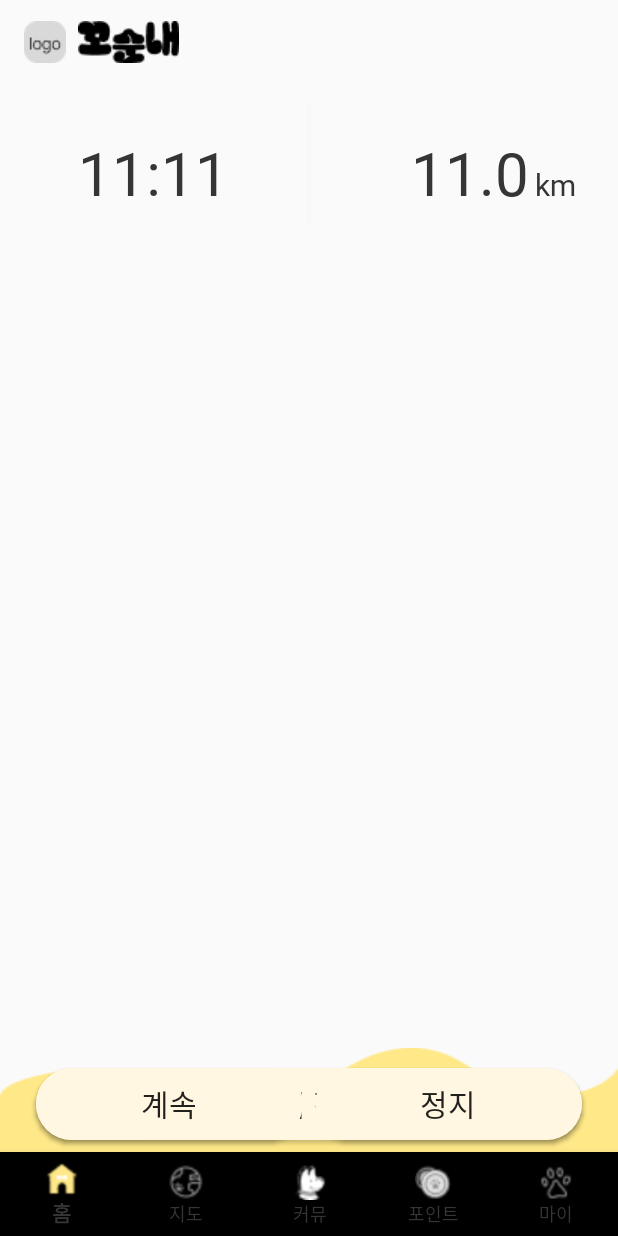
After one commit to Kkosunae/android, an Android app: the fragment HomeMainBannerFragment placed in its activity, on a phone screen of 412 x 824 dp. The commit adds this screen. Run offline under Robolectric (Android 15) with nearby library versions, the phone set to English and light mode, and no system bars; libraries missing offline, so code that uses them is left out: com.kakao.sdk.

Commit message:
[KKO-212] add main banner state

```diff
--- a/app/src/main/java/com/kkosunae/view/activity/MainActivity.kt
+++ b/app/src/main/java/com/kkosunae/view/activity/MainActivity.kt
@@ -30,7 +30,6 @@ class MainActivity : AppCompatActivity() {
         setSupportActionBar(binding.mainToolbar)
         initObserver()
         initBottomNavigation()
-
     }
     private fun initObserver() {
         mainViewModel.getCurrentTab().observe(this, Observer {it ->
--- /dev/null
+++ b/app/src/main/java/com/kkosunae/view/fragment/HomeMainBannerFragment.kt
@@ -0,0 +1,22 @@
+package com.kkosunae.view.fragment
+
+import android.os.Bundle
+import android.view.LayoutInflater
+import android.view.View
+import android.view.ViewGroup
+import androidx.fragment.app.Fragment
+import com.kkosunae.databinding.FragmentPointBinding
+import com.kkosunae.databinding.ViewHomeMainStartState1Binding
+
+class HomeMainBannerFragment : Fragment() {
+    lateinit var binding: ViewHomeMainStartState1Binding
+
+    override fun onCreateView(
+        inflater: LayoutInflater,
+        container: ViewGroup?,
+        savedInstanceState: Bundle?
+    ): View? {
+        binding = ViewHomeMainStartState1Binding.inflate(inflater)
+        return binding.root
+    }
+}
--- /dev/null
+++ b/app/src/main/java/com/kkosunae/view/fragment/HomeMainBannerFragmentDefault.kt
@@ -0,0 +1,42 @@
+package com.kkosunae.view.fragment
+
+import android.os.Bundle
+import android.util.Log
+import android.view.LayoutInflater
+import android.view.View
+import android.view.ViewGroup
+import androidx.fragment.app.Fragment
+import com.kkosunae.R
+import com.kkosunae.databinding.FragmentPointBinding
+import com.kkosunae.databinding.ViewHomeMainStartBinding
+import com.kkosunae.databinding.ViewHomeMainStartState1Binding
+
+class HomeMainBannerFragmentDefault : Fragment(), View.OnClickListener {
+    lateinit var binding: ViewHomeMainStartBinding
+
+    override fun onCreateView(
+        inflater: LayoutInflater,
+        container: ViewGroup?,
+        savedInstanceState: Bundle?
+    ): View? {
+        binding = ViewHomeMainStartBinding.inflate(inflater)
+        binding.tvHomeMainStart.setOnClickListener(this)
+
+        return binding.root
+    }
+    override fun onClick(v: View?) {
+        when(v?.id) {
+            R.id.tv_home_main_start -> {
+                initMainBanner(1)
+            }
+        }
+    }
+    private fun initMainBanner(state : Int) {
+        if (state == 0) {
+            parentFragmentManager.beginTransaction().replace(R.id.home_main_container, HomeMainBannerFragmentDefault()).commit()
+        } else {
+            parentFragmentManager.beginTransaction().replace(R.id.home_main_container, HomeMainBannerFragment()).commit()
+        }
+    }
+
+}
--- /dev/null
+++ b/app/src/main/res/drawable/bg_stroke_round.xml
@@ -0,0 +1,6 @@
+<?xml version="1.0" encoding="utf-8"?>
+<shape xmlns:android="http://schemas.android.com/apk/res/android">
+    <stroke android:color="@color/colorCream"/>
+    <corners android:radius="38dp"/>
+    <solid android:color="@color/colorCream"/>
+</shape>
--- /dev/null
+++ b/app/src/main/res/drawable/home_mainbanner_background_state.xml
@@ -0,0 +1,7 @@
+<?xml version="1.0" encoding="utf-8"?>
+<layer-list xmlns:android="http://schemas.android.com/apk/res/android" >
+    <item
+        android:drawable="@drawable/home_mainbanner_background_bottom"
+        android:gravity="bottom"
+        />
+</layer-list>
--- /dev/null
+++ b/app/src/main/res/layout/view_home_main_start_state1.xml
@@ -0,0 +1,119 @@
+<?xml version="1.0" encoding="utf-8"?>
+<androidx.constraintlayout.widget.ConstraintLayout
+    xmlns:android="http://schemas.android.com/apk/res/android"
+    xmlns:app="http://schemas.android.com/apk/res-auto"
+    android:id="@+id/home_main_fragment_state1"
+    android:layout_width="match_parent"
+    android:layout_height="match_parent"
+    android:background="@drawable/home_mainbanner_background_state"
+    >
+    <TextView
+        android:id="@+id/home_main_hour_tv"
+        android:layout_width="wrap_content"
+        android:layout_height="wrap_content"
+        app:layout_constraintStart_toStartOf="parent"
+        app:layout_constraintTop_toTopOf="parent"
+        app:layout_constraintEnd_toStartOf="@+id/home_main_colon_tv"
+        android:layout_marginTop="32dp"
+        app:layout_constraintHorizontal_chainStyle="packed"
+        android:text="11"
+        style="@style/BoldText40Black"
+        />
+    <TextView
+        android:id="@+id/home_main_colon_tv"
+        android:layout_width="wrap_content"
+        android:layout_height="wrap_content"
+        app:layout_constraintStart_toEndOf="@+id/home_main_hour_tv"
+        app:layout_constraintTop_toTopOf="parent"
+        app:layout_constraintEnd_toStartOf="@+id/home_main_min_tv"
+        android:layout_marginTop="32dp"
+        android:text=":"
+        style="@style/BoldText40Black"
+        />
+    <TextView
+        android:id="@+id/home_main_min_tv"
+        android:layout_width="wrap_content"
+        android:layout_height="wrap_content"
+        app:layout_constraintStart_toEndOf="@+id/home_main_colon_tv"
+        app:layout_constraintTop_toTopOf="parent"
+        app:layout_constraintEnd_toStartOf="@+id/home_main_state_line"
+        android:layout_marginTop="32dp"
+        style="@style/BoldText40Black"
+        android:text="11"
+        />
+    <ImageView
+        android:id="@+id/home_main_state_line"
+        android:layout_width="wrap_content"
+        android:layout_height="wrap_content"
+        android:src="@drawable/home_main_state_line"
+        app:layout_constraintStart_toStartOf="parent"
+        app:layout_constraintEnd_toEndOf="parent"
+        app:layout_constraintTop_toTopOf="parent"
+        android:layout_marginTop="12dp"
+        />
+    <TextView
+        android:id="@+id/home_main_distance_tv"
+        android:layout_width="wrap_content"
+        android:layout_height="wrap_content"
+        app:layout_constraintEnd_toStartOf="@+id/home_main_km_tv"
+        app:layout_constraintTop_toTopOf="parent"
+        android:text="11.0"
+        android:layout_marginTop="32dp"
+        android:layout_marginEnd="4dp"
+        style="@style/BoldText40Black"
+        />
+    <TextView
+        android:id="@+id/home_main_km_tv"
+        android:layout_width="wrap_content"
+        android:layout_height="wrap_content"
+        app:layout_constraintEnd_toEndOf="parent"
+        app:layout_constraintTop_toTopOf="parent"
+        app:layout_constraintBaseline_toBaselineOf="@+id/home_main_distance_tv"
+        android:text="km"
+        android:layout_marginTop="32dp"
+        android:layout_marginEnd="28dp"
+        style="@style/BoldText20Black"
+        />
+    <Button
+        android:id="@+id/home_main_state_pause_button"
+        android:layout_width="0dp"
+        android:layout_height="wrap_content"
+        android:text="일시 정지"
+        android:textSize="20dp"
+        app:layout_constraintStart_toStartOf="parent"
+        app:layout_constraintEnd_toEndOf="parent"
+        app:layout_constraintBottom_toBottomOf="parent"
+        android:layout_marginBottom="8dp"
+        android:layout_marginStart="24dp"
+        android:layout_marginEnd="24dp"
+        android:background="@drawable/bg_stroke_round"
+        android:visibility="visible"/>
+    <Button
+        android:id="@+id/home_main_state_resume_button"
+        android:layout_width="0dp"
+        android:layout_height="wrap_content"
+        android:text="계속"
+        android:textSize="20dp"
+        app:layout_constraintStart_toStartOf="parent"
+        app:layout_constraintEnd_toStartOf="@+id/home_main_state_stop_button"
+        app:layout_constraintBottom_toBottomOf="parent"
+        android:layout_marginStart="24dp"
+        android:layout_marginBottom="8dp"
+        android:layout_marginEnd="4dp"
+        android:background="@drawable/bg_stroke_round"
+        android:visibility="visible"/>
+    <Button
+        android:id="@+id/home_main_state_stop_button"
+        android:layout_width="0dp"
+        android:layout_height="wrap_content"
+        android:text="정지"
+        android:textSize="20dp"
+        app:layout_constraintStart_toEndOf="@+id/home_main_state_resume_button"
+        app:layout_constraintEnd_toEndOf="parent"
+        app:layout_constraintBottom_toBottomOf="parent"
+        android:layout_marginBottom="8dp"
+        android:layout_marginEnd="24dp"
+        android:layout_marginStart="4dp"
+        android:background="@drawable/bg_stroke_round"
+        android:visibility="visible"/>
+</androidx.constraintlayout.widget.ConstraintLayout>
--- a/app/src/main/res/values/themes.xml
+++ b/app/src/main/res/values/themes.xml
@@ -1,6 +1,6 @@
 <resources xmlns:tools="http://schemas.android.com/tools">
     <!-- Base application theme. -->
-    <style name="Theme.Kkosunae" parent="Theme.MaterialComponents.DayNight.NoActionBar">
+    <style name="Theme.Kkosunae" parent="Theme.AppCompat.DayNight.NoActionBar">
         <!-- Primary brand color. -->
         <item name="colorPrimary">@color/colorWhite</item>
         <item name="colorPrimaryVariant">@color/colorVisVis</item>
@@ -19,5 +19,14 @@
         <item name="android:windowSplashScreenAnimatedIcon">@drawable/ic_launcher_foreground</item>
         <item name="postSplashScreenTheme">@style/Theme.Kkosunae</item>
     </style>
-
+    <style name="BoldText40Black">
+        <item name="android:textSize">40dp</item>
+        <item name="android:textColor">@color/colorNightBlack</item>
+        <item name="android:fontFamily">@font/nanum_b</item>
+    </style>
+    <style name="BoldText20Black">
+        <item name="android:textSize">20dp</item>
+        <item name="android:textColor">@color/colorNightBlack</item>
+        <item name="android:fontFamily">@font/nanum_b</item>
+    </style>
 </resources>
```
Also changed, not shown: app/src/main/java/com/kkosunae/view/fragment/HomeFragment.kt (+19 -11 lines), app/src/main/res/layout/fragment_home.xml (+6 -45 lines), app/src/main/res/layout/view_home_main_start.xml (+2 -16 lines), app/src/main/res/drawable/home_main_state_line.png (added).
